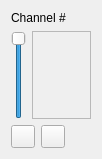
First picture: the form in src/channel-widget.ui, repository atesteve/psxplayer, before the edit.
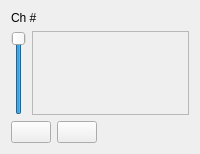
Second picture: the form after the edit.

Commit message: Add channel volume control

The edit to the form file:
```diff
--- a/src/channel-widget.ui
+++ b/src/channel-widget.ui
@@ -2,20 +2,6 @@
 <ui version="4.0">
  <class>ChannelWidget</class>
  <widget class="QWidget" name="ChannelWidget">
-  <property name="geometry">
-   <rect>
-    <x>0</x>
-    <y>0</y>
-    <width>102</width>
-    <height>159</height>
-   </rect>
-  </property>
-  <property name="sizePolicy">
-   <sizepolicy hsizetype="Fixed" vsizetype="Preferred">
-    <horstretch>0</horstretch>
-    <verstretch>0</verstretch>
-   </sizepolicy>
-  </property>
   <property name="windowTitle">
    <string>Form</string>
   </property>
@@ -23,7 +9,7 @@
    <item>
     <widget class="QLabel" name="title">
      <property name="text">
-      <string>Channel #</string>
+      <string>Ch #</string>
      </property>
     </widget>
    </item>
@@ -57,10 +43,7 @@
    <item>
     <layout class="QHBoxLayout" name="horizontalLayout_2">
      <item>
-      <widget class="QToolButton" name="muteButton">
-       <property name="toolTip">
-        <string>Mute channel</string>
-       </property>
+      <widget class="QPushButton" name="muteButton">
        <property name="text">
         <string/>
        </property>
@@ -70,10 +53,7 @@
       </widget>
      </item>
      <item>
-      <widget class="QToolButton" name="soloButton">
-       <property name="toolTip">
-        <string>Solo channel</string>
-       </property>
+      <widget class="QPushButton" name="soloButton">
        <property name="text">
         <string/>
        </property>
```
The commit also changes 5 other files.
